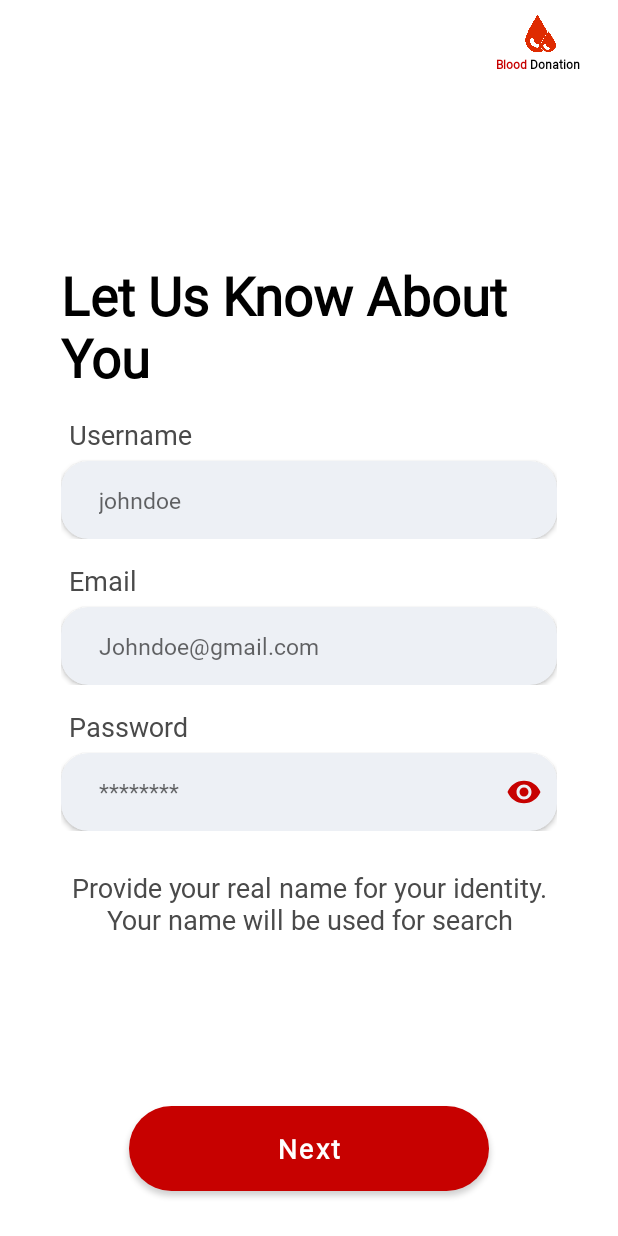
After one commit to anikrakib/BloodDonation, an Android app: the AboutYouFragment screen opened directly, with no data from a screen before it, on a phone screen of 412 x 824 dp. The commit adds this screen. Run offline under Robolectric (Android 15) with nearby library versions, the phone set to English and light mode, and no system bars.

Commit message:
SignUpActivity and AboutYou Fragment Design Complete

```diff
--- /dev/null
+++ b/app/src/main/java/com/anikrakib/blooddonation/Activity/SignUpActivity.java
@@ -0,0 +1,36 @@
+package com.anikrakib.blooddonation.Activity;
+
+import androidx.appcompat.app.AppCompatActivity;
+import androidx.fragment.app.Fragment;
+import androidx.fragment.app.FragmentManager;
+
+import android.os.Bundle;
+import android.util.Log;
+
+import com.anikrakib.blooddonation.Fragment.AboutYouFragment;
+import com.anikrakib.blooddonation.Model.UserDataModel;
+import com.anikrakib.blooddonation.Utills.Interface.DetailFragmentListener;
+import com.anikrakib.blooddonation.databinding.ActivitySignUpBinding;
+
+public class SignUpActivity extends AppCompatActivity implements DetailFragmentListener {
+    public static ActivitySignUpBinding activitySignUpBinding;
+    final Fragment fragment = new AboutYouFragment();
+    Fragment active = fragment;
+    final FragmentManager fm = getSupportFragmentManager();
+
+    @Override
+    protected void onCreate(Bundle savedInstanceState) {
+        super.onCreate(savedInstanceState);
+        activitySignUpBinding = ActivitySignUpBinding.inflate(getLayoutInflater());
+        setContentView(activitySignUpBinding.getRoot());
+
+        //fm.beginTransaction().add(activitySignUpBinding.container.getId(), fragment, "2").hide(fragment2).commit();
+        fm.beginTransaction().add(activitySignUpBinding.container.getId(),fragment, "AboutYouFragment").commit();
+
+    }
+
+    @Override
+    public void onDetailsFragment(UserDataModel userDataModel) {
+        Log.d("userModel",userDataModel.toString());
+    }
+}
--- /dev/null
+++ b/app/src/main/java/com/anikrakib/blooddonation/Fragment/AboutYouFragment.java
@@ -0,0 +1,57 @@
+package com.anikrakib.blooddonation.Fragment;
+
+import android.content.Context;
+import android.os.Bundle;
+
+import androidx.annotation.NonNull;
+import androidx.fragment.app.Fragment;
+
+import android.view.LayoutInflater;
+import android.view.View;
+import android.view.ViewGroup;
+
+import com.anikrakib.blooddonation.Activity.SignUpActivity;
+import com.anikrakib.blooddonation.Model.UserDataModel;
+import com.anikrakib.blooddonation.R;
+import com.anikrakib.blooddonation.Utills.Interface.DetailFragmentListener;
+import com.anikrakib.blooddonation.databinding.FragmentAboutYouBinding;
+
+public class AboutYouFragment extends Fragment {
+    private static final String TAG = "AboutYouFragment";
+    FragmentAboutYouBinding fragmentAboutYouBinding;
+    DetailFragmentListener detailFragmentListener;
+
+    @Override
+    public void onCreate(Bundle savedInstanceState) {
+        super.onCreate(savedInstanceState);
+    }
+
+    @Override
+    public View onCreateView(LayoutInflater inflater, ViewGroup container,
+                             Bundle savedInstanceState) {
+        // Inflate the layout for this fragment
+        fragmentAboutYouBinding = FragmentAboutYouBinding.inflate(getLayoutInflater());
+
+        fragmentAboutYouBinding.nextButton.setOnClickListener(v->{
+
+            Bundle bundle = new Bundle();
+            bundle.putString("userName",fragmentAboutYouBinding.userName.getText().toString());
+            bundle.putString("email",fragmentAboutYouBinding.email.getText().toString());
+            bundle.putString("password",fragmentAboutYouBinding.password.getText().toString());
+            ContactInformationFragment contactInformationFragment = new ContactInformationFragment();
+            contactInformationFragment.setArguments(bundle);
+            assert getFragmentManager() != null;
+            getFragmentManager().beginTransaction()
+                    .replace(SignUpActivity.activitySignUpBinding.container.getId(),contactInformationFragment)
+                    .commit();
+        });
+
+        return fragmentAboutYouBinding.getRoot();
+    }
+
+    @Override
+    public void onAttach(@NonNull Context context) {
+        super.onAttach(context);
+        detailFragmentListener = (DetailFragmentListener) getActivity();
+    }
+}
--- /dev/null
+++ b/app/src/main/java/com/anikrakib/blooddonation/Model/UserDataModel.java
@@ -0,0 +1,122 @@
+package com.anikrakib.blooddonation.Model;
+
+import android.os.Parcel;
+import android.os.Parcelable;
+
+public class UserDataModel implements Parcelable {
+    private String userName;
+    private String email;
+    private String password;
+    private String phoneNo;
+    private String altPhoneNo;
+    private String socialMediaLink;
+
+    public UserDataModel() {
+    }
+
+    public String getUserName() {
+        return userName;
+    }
+
+    public void setUserName(String userName) {
+        this.userName = userName;
+    }
+
+    public String getEmail() {
+        return email;
+    }
+
+    public void setEmail(String email) {
+        this.email = email;
+    }
+
+    public String getPassword() {
+        return password;
+    }
+
+    public void setPassword(String password) {
+        this.password = password;
+    }
+
+    public String getPhoneNo() {
+        return phoneNo;
+    }
+
+    public void setPhoneNo(String phoneNo) {
+        this.phoneNo = phoneNo;
+    }
+
+    public String getAltPhoneNo() {
+        return altPhoneNo;
+    }
+
+    public void setAltPhoneNo(String altPhoneNo) {
+        this.altPhoneNo = altPhoneNo;
+    }
+
+    public String getSocialMediaLink() {
+        return socialMediaLink;
+    }
+
+    public void setSocialMediaLink(String socialMediaLink) {
+        this.socialMediaLink = socialMediaLink;
+    }
+
+
+    @Override
+    public int describeContents() {
+        return 0;
+    }
+
+    @Override
+    public void writeToParcel(Parcel dest, int flags) {
+        dest.writeString(this.userName);
+        dest.writeString(this.email);
+        dest.writeString(this.password);
+        dest.writeString(this.phoneNo);
+        dest.writeString(this.altPhoneNo);
+        dest.writeString(this.socialMediaLink);
+    }
+
+    public void readFromParcel(Parcel source) {
+        this.userName = source.readString();
+        this.email = source.readString();
+        this.password = source.readString();
+        this.phoneNo = source.readString();
+        this.altPhoneNo = source.readString();
+        this.socialMediaLink = source.readString();
+    }
+
+    protected UserDataModel(Parcel in) {
+        this.userName = in.readString();
+        this.email = in.readString();
+        this.password = in.readString();
+        this.phoneNo = in.readString();
+        this.altPhoneNo = in.readString();
+        this.socialMediaLink = in.readString();
+    }
+
+    public static final Creator<UserDataModel> CREATOR = new Creator<UserDataModel>() {
+        @Override
+        public UserDataModel createFromParcel(Parcel source) {
+            return new UserDataModel(source);
+        }
+
+        @Override
+        public UserDataModel[] newArray(int size) {
+            return new UserDataModel[size];
+        }
+    };
+
+    @Override
+    public String toString() {
+        return "UserDataModel{" +
+                "userName='" + userName + '\'' +
+                ", email='" + email + '\'' +
+                ", password='" + password + '\'' +
+                ", phoneNo='" + phoneNo + '\'' +
+                ", altPhoneNo='" + altPhoneNo + '\'' +
+                ", socialMediaLink='" + socialMediaLink + '\'' +
+                '}';
+    }
+}
--- /dev/null
+++ b/app/src/main/java/com/anikrakib/blooddonation/Utills/Interface/DetailFragmentListener.java
@@ -0,0 +1,7 @@
+package com.anikrakib.blooddonation.Utills.Interface;
+
+import com.anikrakib.blooddonation.Model.UserDataModel;
+
+public interface DetailFragmentListener {
+    void onDetailsFragment(UserDataModel userDataModel);
+}
--- /dev/null
+++ b/app/src/main/res/drawable/ic_red_eye.xml
@@ -0,0 +1,5 @@
+<vector android:height="24dp" android:tint="#C70100"
+    android:viewportHeight="24" android:viewportWidth="24"
+    android:width="24dp" xmlns:android="http://schemas.android.com/apk/res/android">
+    <path android:fillColor="@android:color/white" android:pathData="M12,4.5C7,4.5 2.73,7.61 1,12c1.73,4.39 6,7.5 11,7.5s9.27,-3.11 11,-7.5c-1.73,-4.39 -6,-7.5 -11,-7.5zM12,17c-2.76,0 -5,-2.24 -5,-5s2.24,-5 5,-5 5,2.24 5,5 -2.24,5 -5,5zM12,9c-1.66,0 -3,1.34 -3,3s1.34,3 3,3 3,-1.34 3,-3 -1.34,-3 -3,-3z"/>
+</vector>
--- /dev/null
+++ b/app/src/main/res/layout/activity_sign_up.xml
@@ -0,0 +1,29 @@
+<?xml version="1.0" encoding="utf-8"?>
+<androidx.constraintlayout.widget.ConstraintLayout xmlns:android="http://schemas.android.com/apk/res/android"
+    xmlns:app="http://schemas.android.com/apk/res-auto"
+    xmlns:tools="http://schemas.android.com/tools"
+    android:layout_width="match_parent"
+    android:layout_height="match_parent"
+    tools:context=".Activity.SignUpActivity"
+    tools:ignore="HardcodedText,SmallSp,ContentDescription">
+
+    <include
+        android:id="@+id/include"
+        layout="@layout/custom_toolbar"
+        app:layout_constraintEnd_toEndOf="parent"
+        app:layout_constraintStart_toStartOf="parent"
+        app:layout_constraintTop_toTopOf="parent" />
+
+    <FrameLayout
+        android:id="@+id/container"
+        android:layout_width="match_parent"
+        android:layout_height="0dp"
+        android:layout_marginStart="25dp"
+        android:layout_marginTop="15dp"
+        android:layout_marginEnd="25dp"
+        app:layout_constraintBottom_toBottomOf="parent"
+        app:layout_constraintEnd_toEndOf="parent"
+        app:layout_constraintStart_toStartOf="parent"
+        app:layout_constraintTop_toBottomOf="@+id/include" />
+
+</androidx.constraintlayout.widget.ConstraintLayout>
--- /dev/null
+++ b/app/src/main/res/layout/custom_toolbar.xml
@@ -0,0 +1,49 @@
+<?xml version="1.0" encoding="utf-8"?>
+<RelativeLayout
+    xmlns:android="http://schemas.android.com/apk/res/android"
+    xmlns:tools="http://schemas.android.com/tools"
+    android:layout_width="match_parent"
+    android:layout_height="?attr/actionBarSize"
+    tools:ignore="HardcodedText,SmallSp,ContentDescription">
+
+    <LinearLayout
+        android:layout_width="wrap_content"
+        android:layout_height="match_parent"
+        android:orientation="vertical"
+        android:gravity="center"
+        android:layout_alignParentEnd="true"
+        android:layout_marginEnd="@dimen/margin_25dp"
+        tools:ignore="UselessParent">
+
+        <ImageView
+            android:layout_width="@dimen/icon_size_small"
+            android:layout_height="@dimen/icon_size_small"
+            android:src="@drawable/icon"
+            android:scaleType="fitXY"/>
+
+        <LinearLayout
+            android:layout_width="wrap_content"
+            android:layout_height="wrap_content"
+            android:orientation="horizontal">
+
+            <TextView
+                android:layout_width="wrap_content"
+                android:layout_height="wrap_content"
+                android:text="Blood"
+                android:textColor="@color/primaryColor"
+                android:textStyle="bold"
+                android:textSize="8sp"/>
+
+            <TextView
+                android:layout_width="wrap_content"
+                android:layout_height="wrap_content"
+                android:text=" Donation"
+                android:textColor="@color/primaryTextColor"
+                android:textStyle="bold"
+                android:textSize="8sp" />
+
+        </LinearLayout>
+
+    </LinearLayout>
+
+</RelativeLayout>
--- /dev/null
+++ b/app/src/main/res/layout/fragment_about_you.xml
@@ -0,0 +1,207 @@
+<?xml version="1.0" encoding="utf-8"?>
+<androidx.constraintlayout.widget.ConstraintLayout xmlns:android="http://schemas.android.com/apk/res/android"
+    xmlns:tools="http://schemas.android.com/tools"
+    android:layout_width="match_parent"
+    android:layout_height="match_parent"
+    xmlns:app="http://schemas.android.com/apk/res-auto"
+    tools:context=".Fragment.AboutYouFragment"
+    tools:ignore="HardcodedText"
+    tools:targetApi="lollipop">
+
+    <LinearLayout
+        android:layout_width="match_parent"
+        android:layout_height="0dp"
+        android:layout_marginStart="15dp"
+        android:layout_marginTop="10dp"
+        android:layout_marginEnd="15dp"
+        android:layout_marginBottom="20dp"
+        android:gravity="center"
+        android:orientation="vertical"
+        app:layout_constraintBottom_toTopOf="@+id/nextButton"
+        app:layout_constraintEnd_toEndOf="parent"
+        app:layout_constraintStart_toStartOf="parent"
+        app:layout_constraintTop_toTopOf="parent">
+
+        <TextView
+            android:layout_width="match_parent"
+            android:layout_height="wrap_content"
+            android:text="Let Us Know About You"
+            android:textStyle="bold"
+            android:textSize="35sp"
+            android:textColor="@color/primaryTextColor"/>
+
+        <LinearLayout
+            android:layout_width="match_parent"
+            android:layout_height="wrap_content"
+            android:orientation="vertical"
+            android:layout_marginTop="@dimen/margin_15dp">
+
+            <TextView
+                android:layout_width="wrap_content"
+                android:layout_height="wrap_content"
+                android:text="Username"
+                android:gravity="center"
+                android:textColor="@color/secondaryTextColor"
+                android:layout_marginStart="@dimen/margin_5dp"
+                android:layout_marginBottom="@dimen/margin_5dp"
+                android:textSize="@dimen/text_size_18sp"/>
+
+            <androidx.cardview.widget.CardView
+                android:layout_width="match_parent"
+                android:layout_height="wrap_content"
+                app:cardBackgroundColor="@color/textBoxBackgroundColor"
+                app:cardCornerRadius="18dp"
+                android:elevation="@dimen/margin_5dp">
+
+                <LinearLayout
+                    android:layout_width="match_parent"
+                    android:layout_height="wrap_content">
+
+                    <EditText
+                        android:id="@+id/userName"
+                        android:layout_width="match_parent"
+                        android:layout_height="match_parent"
+                        android:hint="johndoe"
+                        android:inputType="text"
+                        android:layout_marginStart="@dimen/margin_10dp"
+                        android:layout_marginEnd="@dimen/margin_10dp"
+                        android:padding="@dimen/margin_15dp"
+                        android:textSize="@dimen/text_size_15sp"
+                        android:background="@android:color/transparent"
+                        android:importantForAutofill="no" />
+
+                </LinearLayout>
+
+            </androidx.cardview.widget.CardView>
+
+        </LinearLayout>
+
+        <LinearLayout
+            android:layout_width="match_parent"
+            android:layout_height="wrap_content"
+            android:orientation="vertical"
+            android:layout_marginTop="@dimen/margin_15dp">
+
+            <TextView
+                android:layout_width="wrap_content"
+                android:layout_height="wrap_content"
+                android:text="Email"
+                android:gravity="center"
+                android:textColor="@color/secondaryTextColor"
+                android:layout_marginStart="@dimen/margin_5dp"
+                android:layout_marginBottom="@dimen/margin_5dp"
+                android:textSize="@dimen/text_size_18sp"/>
+
+            <androidx.cardview.widget.CardView
+                android:layout_width="match_parent"
+                android:layout_height="wrap_content"
+                app:cardBackgroundColor="@color/textBoxBackgroundColor"
+                app:cardCornerRadius="18dp"
+                android:elevation="@dimen/margin_5dp">
+
+                <LinearLayout
+                    android:layout_width="match_parent"
+                    android:layout_height="wrap_content">
+
+                    <EditText
+                        android:id="@+id/email"
+                        android:layout_width="match_parent"
+                        android:layout_height="match_parent"
+                        android:hint="Johndoe@gmail.com"
+                        android:inputType="textEmailAddress"
+                        android:layout_marginStart="@dimen/margin_10dp"
+                        android:layout_marginEnd="@dimen/margin_10dp"
+                        android:padding="@dimen/margin_15dp"
+                        android:textSize="@dimen/text_size_15sp"
+                        android:background="@android:color/transparent"
+                        android:importantForAutofill="no"/>
+
+                </LinearLayout>
+
+            </androidx.cardview.widget.CardView>
+
+
+        </LinearLayout>
+
+        <LinearLayout
+            android:layout_width="match_parent"
+            android:layout_height="wrap_content"
+            android:orientation="vertical"
+            android:layout_marginTop="@dimen/margin_15dp">
+
+            <TextView
+                android:layout_width="wrap_content"
+                android:layout_height="wrap_content"
+                android:text="Password"
+                android:gravity="center"
+                android:textColor="@color/secondaryTextColor"
+                android:layout_marginStart="@dimen/margin_5dp"
+                android:layout_marginBottom="@dimen/margin_5dp"
+                android:textSize="@dimen/text_size_18sp"/>
+
+            <androidx.cardview.widget.CardView
+                android:layout_width="match_parent"
+                android:layout_height="wrap_content"
+                app:cardBackgroundColor="@color/textBoxBackgroundColor"
+                app:cardCornerRadius="18dp"
+                android:elevation="@dimen/margin_5dp"
+                tools:targetApi="lollipop">
+
+                <androidx.constraintlayout.widget.ConstraintLayout
+                    android:layout_width="match_parent"
+                    android:layout_height="match_parent">
+
+                    <EditText
+                        android:id="@+id/password"
+                        android:layout_width="0dp"
+                        android:layout_height="wrap_content"
+                        android:layout_marginStart="10dp"
+                        android:layout_marginEnd="10dp"
+                        android:background="@android:color/transparent"
+                        android:hint="********"
+                        android:importantForAutofill="no"
+                        android:inputType="textPassword"
+                        android:padding="@dimen/margin_15dp"
+                        android:textSize="@dimen/text_size_15sp"
+                        app:layout_constraintBottom_toBottomOf="parent"
+                        app:layout_constraintEnd_toStartOf="@+id/showOrHidePassword"
+                        app:layout_constraintStart_toStartOf="parent"
+                        app:layout_constraintTop_toTopOf="parent" />
+
+                    <ImageView
+                        android:id="@+id/showOrHidePassword"
+                        android:layout_width="wrap_content"
+                        android:layout_height="wrap_content"
+                        android:layout_marginEnd="10dp"
+                        android:src="@drawable/ic_red_eye"
+                        app:layout_constraintBottom_toBottomOf="parent"
+                        app:layout_constraintEnd_toEndOf="parent"
+                        app:layout_constraintTop_toTopOf="parent" />
+
+                </androidx.constraintlayout.widget.ConstraintLayout>
+
+            </androidx.cardview.widget.CardView>
+
+        </LinearLayout>
+
+        <TextView
+            android:layout_width="match_parent"
+            android:layout_height="wrap_content"
+            android:text="@string/aboutYouHints"
+            android:textColor="@color/secondaryTextColor"
+            android:gravity="center"
+            android:textSize="@dimen/text_size_18sp"
+            android:layout_marginTop="@dimen/margin_25dp"/>
+
+    </LinearLayout>
+
+    <Button
+        android:id="@+id/nextButton"
+        style="@style/fragmentNextButtonStyle"
+        android:layout_width="@dimen/fragment_next_button_width"
+        android:layout_height="wrap_content"
+        app:layout_constraintBottom_toBottomOf="parent"
+        app:layout_constraintEnd_toEndOf="parent"
+        app:layout_constraintStart_toStartOf="parent" />
+
+</androidx.constraintlayout.widget.ConstraintLayout>
--- a/app/src/main/res/values/strings.xml
+++ b/app/src/main/res/values/strings.xml
@@ -2,4 +2,5 @@
     <string name="app_name">Blood Donation</string>
     <string name="lorem">It is a long established fact that a reader will be distracted by the readable content of a page when looking at its layout. The point of using Lorem Ipsum is that it has a more-or-less normal distribution of letters,</string>
     <string name="aboutYouHints">Provide your real name for your identity. Your name will be used for search</string>
+    <string name="contactInformationHints">Please provide correct phone no. This information will keep safe</string>
 </resources>
```
